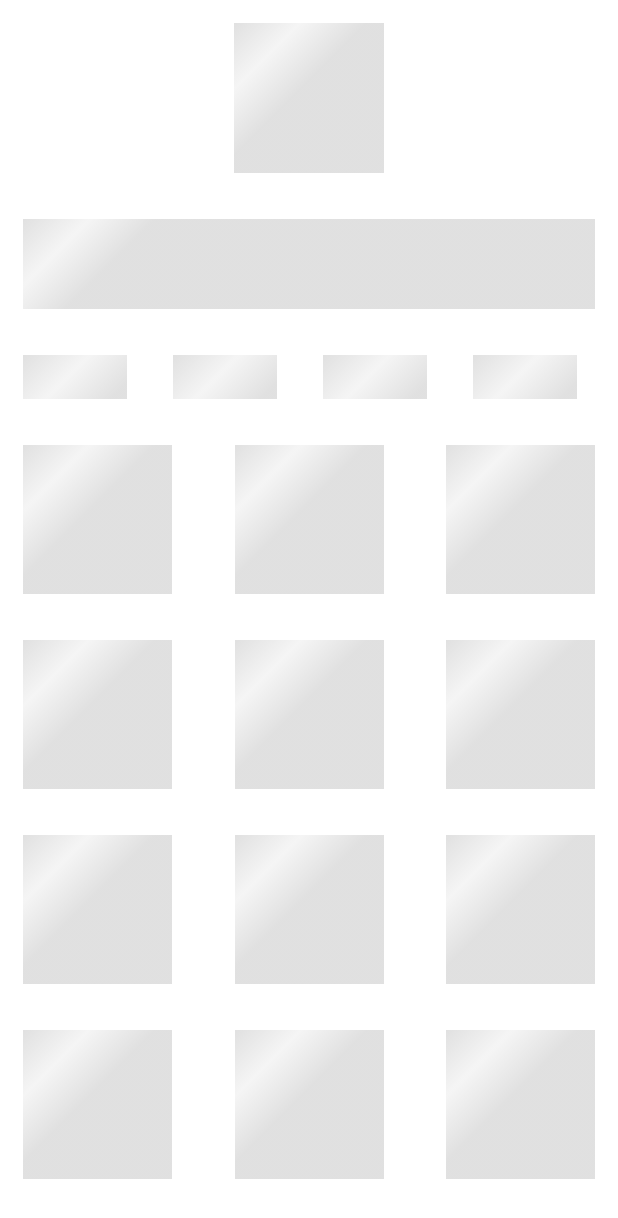
After one commit to migueldemollet/DressMeApp, an Android app built with Jetpack Compose: the composable AnimatedShimmer shown on its own in the app's theme, on a phone screen of 412 x 824 dp. The commit adds this screen. Shown: the top 1218 px of the screen. Run offline under Robolectric (Android 15) with nearby library versions, the phone set to English and light mode, and no system bars.

Commit message:
Adding shimmer animation to main Screen

```diff
--- /dev/null
+++ b/App/app/src/main/java/com/migueldemollet/dressmeapp/AnimatedShimmer.kt
@@ -0,0 +1,127 @@
+package com.migueldemollet.dressmeapp
+
+import androidx.compose.animation.core.*
+import androidx.compose.foundation.background
+import androidx.compose.foundation.layout.*
+import androidx.compose.foundation.shape.RoundedCornerShape
+import androidx.compose.runtime.Composable
+import androidx.compose.ui.Modifier
+import androidx.compose.ui.draw.clip
+import androidx.compose.ui.geometry.Offset
+import androidx.compose.ui.graphics.Brush
+import androidx.compose.ui.graphics.Color
+import androidx.compose.ui.unit.dp
+
+@Composable
+fun AnimatedShimmer() {
+    val ShimmerColors = listOf(
+        Color.LightGray.copy(alpha = 0.6f),
+        Color.LightGray.copy(alpha = 0.2f),
+        Color.LightGray.copy(alpha = 0.6f),
+    )
+
+    val transition = rememberInfiniteTransition()
+    val translitioAnim = transition.animateFloat(
+        initialValue = 0f,
+        targetValue = 1000f,
+        animationSpec = infiniteRepeatable(
+            animation = tween(
+                durationMillis = 1000,
+                easing = FastOutLinearInEasing
+            ),
+            repeatMode = RepeatMode.Reverse
+        )
+    )
+
+    val brush = Brush.linearGradient(
+        colors = ShimmerColors,
+        start = Offset.Zero,
+        end = Offset(
+            x = translitioAnim.value,
+            y = translitioAnim.value
+        ),
+    )
+
+    ShimmerMainScreen(brush = brush)
+}
+
+@Composable
+fun ShimmerMainScreen(brush: Brush) {
+    Column(
+        modifier = Modifier.fillMaxHeight(),
+    ) {
+        Row(
+            modifier = Modifier
+                .fillMaxWidth()
+                .padding(15.dp),
+            horizontalArrangement = Arrangement.Center
+        ) {
+            Spacer(
+                modifier = Modifier
+                    .height(100.dp)
+                    .width(100.dp)
+                    .background(brush)
+                    .clip(RoundedCornerShape(15.dp))
+            )
+        }
+        Row(
+            modifier = Modifier
+                .fillMaxWidth()
+                .padding(15.dp),
+            horizontalArrangement = Arrangement.Center
+        ) {
+            Spacer(
+                modifier = Modifier
+                    .height(60.dp)
+                    .fillMaxWidth()
+                    .background(brush)
+                    .clip(RoundedCornerShape(15.dp))
+            )
+        }
+        Row(
+            modifier = Modifier.fillMaxWidth()
+
+        ) {
+            repeat(5) {
+                Spacer(
+                    modifier = Modifier
+                        .width(100.dp)
+                        .height(60.dp)
+                        .padding(15.dp)
+                        .background(brush)
+                )
+            }
+
+        }
+        repeat(8) {
+            Row(
+                modifier = Modifier.fillMaxWidth(),
+                horizontalArrangement = Arrangement.SpaceBetween
+
+            ) {
+                Spacer(
+                    modifier = Modifier
+                        .width(130.dp)
+                        .height(130.dp)
+                        .padding(15.dp)
+                        .background(brush)
+                )
+                Spacer(
+                    modifier = Modifier
+                        .width(130.dp)
+                        .height(130.dp)
+                        .padding(15.dp)
+                        .background(brush)
+                )
+                Spacer(
+                    modifier = Modifier
+                        .width(130.dp)
+                        .height(130.dp)
+                        .padding(15.dp)
+                        .background(brush)
+                )
+            }
+        }
+    }
+
+}
--- a/App/app/src/main/java/com/migueldemollet/dressmeapp/MainActivity.kt
+++ b/App/app/src/main/java/com/migueldemollet/dressmeapp/MainActivity.kt
@@ -6,6 +6,7 @@ import android.os.Bundle
 import androidx.activity.ComponentActivity
 import androidx.activity.compose.setContent
 import androidx.compose.foundation.Image
+import androidx.compose.foundation.background
 import androidx.compose.foundation.clickable
 import androidx.compose.foundation.isSystemInDarkTheme
 import androidx.compose.foundation.layout.*
@@ -129,7 +130,7 @@ class MainActivity : ComponentActivity() {
                 painter = logo,
                 contentDescription = "logo_image",
                 modifier = Modifier
-                    .width(screenWidth /4)
+                    .width(screenWidth / 4)
                     .clickable(onClick = {
 
                     })
```
Also changed, not shown: 1 other file.
